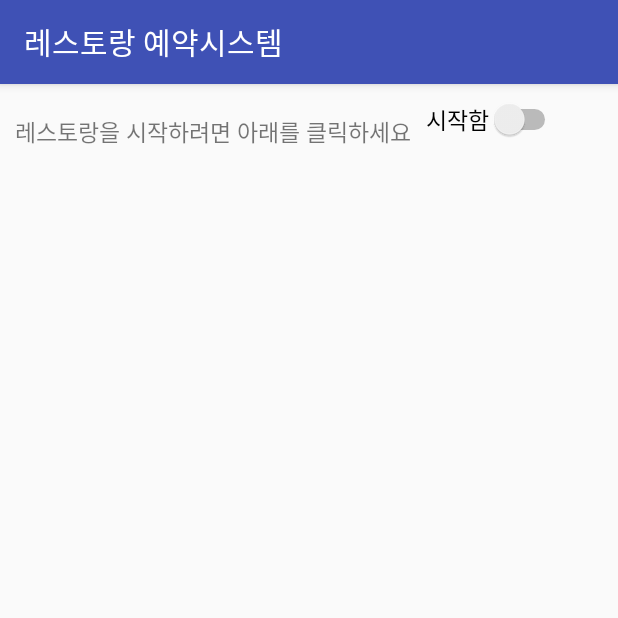
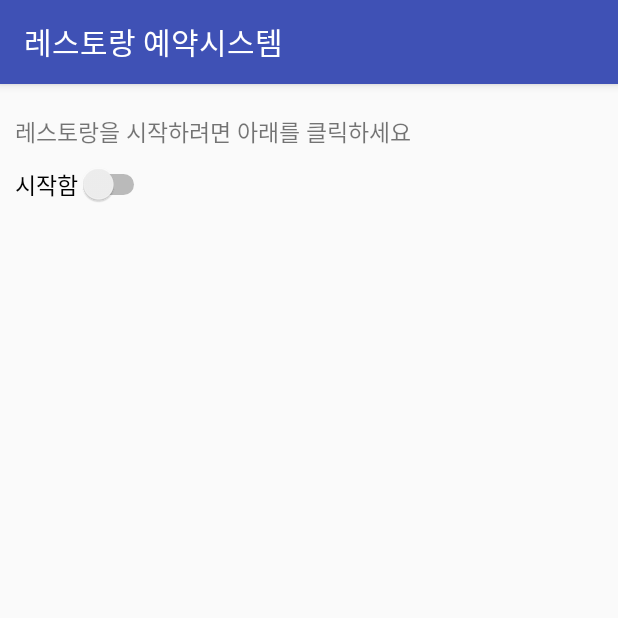
Before and after one commit to KIMWONHEE/031617, an Android app: the Main4Activity screen opened directly, with no data from a screen before it, on a phone screen of 412 x 824 dp, the top half of it. Run offline under Robolectric (Android 15) with nearby library versions, the phone set to English and light mode, and no system bars.

Commit message:
2017년 3월 16일
실습03.

```diff
--- a/app/src/main/res/layout/reservation.xml
+++ b/app/src/main/res/layout/reservation.xml
@@ -1,7 +1,8 @@
 <?xml version="1.0" encoding="utf-8"?>
 <LinearLayout xmlns:android="http://schemas.android.com/apk/res/android"
     android:layout_width="match_parent"
-    android:layout_height="match_parent">
+    android:layout_height="match_parent"
+    android:orientation="vertical" >
 
     <TextView
         android:id="@+id/textView"
@@ -56,7 +57,8 @@
 
     <FrameLayout
         android:layout_width="322dp"
-        android:layout_height="362dp">
+        android:layout_height="362dp"
+        android:layout_gravity="center">
 
         /* 날짜 예약 */
 
@@ -64,8 +66,7 @@
             android:id="@+id/datePicker"
             android:layout_width="375dp"
             android:layout_height="360dp"
-            android:visibility="invisible"
-            android:gravity="center"/>
+            android:visibility="invisible" />
 
         /* 시간 예약 */
 
@@ -299,29 +300,31 @@
     </FrameLayout>
 
     <GridLayout
-        android:layout_width="match_parent"
+        android:layout_width="wrap_content"
         android:layout_height="match_parent"
-        android:rowCount="1"
-        android:columnCount="2" >
+        android:layout_gravity="center"
+        android:columnCount="2"
+        android:rowCount="1">
+
         <Button
             android:id="@+id/button"
             android:layout_width="185dp"
             android:layout_height="wrap_content"
+            android:layout_column="0"
+            android:layout_row="0"
+            android:onClick="onMyClick"
             android:text="이전"
-            android:visibility="invisible"
-            android:onClick="onMyClick"
-            android:layout_row="0"
-            android:layout_column="0"/>
+            android:visibility="invisible" />
 
         <Button
             android:id="@+id/button2"
             android:layout_width="185dp"
             android:layout_height="wrap_content"
+            android:layout_column="1"
+            android:layout_row="0"
+            android:onClick="onMyClick"
             android:text="다음"
-            android:visibility="invisible"
-            android:onClick="onMyClick"
-            android:layout_row="0"
-            android:layout_column="1"/>
+            android:visibility="invisible" />
     </GridLayout>
 
 </LinearLayout>
```
Also changed, not shown: app/src/main/java/com/example/kim_wonhee/a170316/Main4Activity.java (+11 -6 lines).
